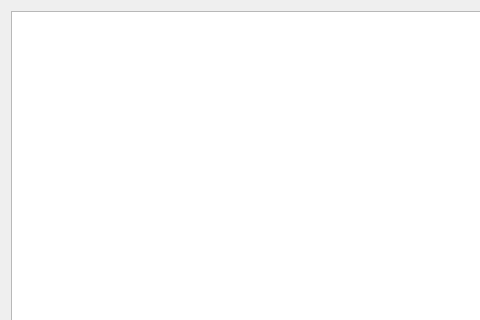
Balyaev-D-A/MFDB, file trreportsform.ui: the form before one commit; both pictures show x 0 to 480 and y 0 to 320 of the 600 by 472 pixel window.
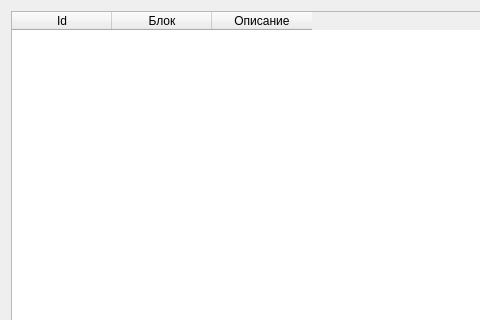
The form after the commit. Icons and pictures are not drawn.

Diff of the .ui file:
```diff
--- a/trreportsform.ui
+++ b/trreportsform.ui
@@ -25,7 +25,7 @@
         <enum>QAbstractItemView::SelectRows</enum>
        </property>
        <attribute name="horizontalHeaderVisible">
-        <bool>false</bool>
+        <bool>true</bool>
        </attribute>
        <attribute name="verticalHeaderVisible">
         <bool>false</bool>
@@ -35,16 +35,16 @@
          <string>Id</string>
         </property>
        </column>
+       <column>
+        <property name="text">
+         <string>Блок</string>
+        </property>
+       </column>
        <column>
         <property name="text">
          <string>Описание</string>
         </property>
        </column>
-       <column>
-        <property name="text">
-         <string>Дата</string>
-        </property>
-       </column>
       </widget>
      </item>
      <item>
```
